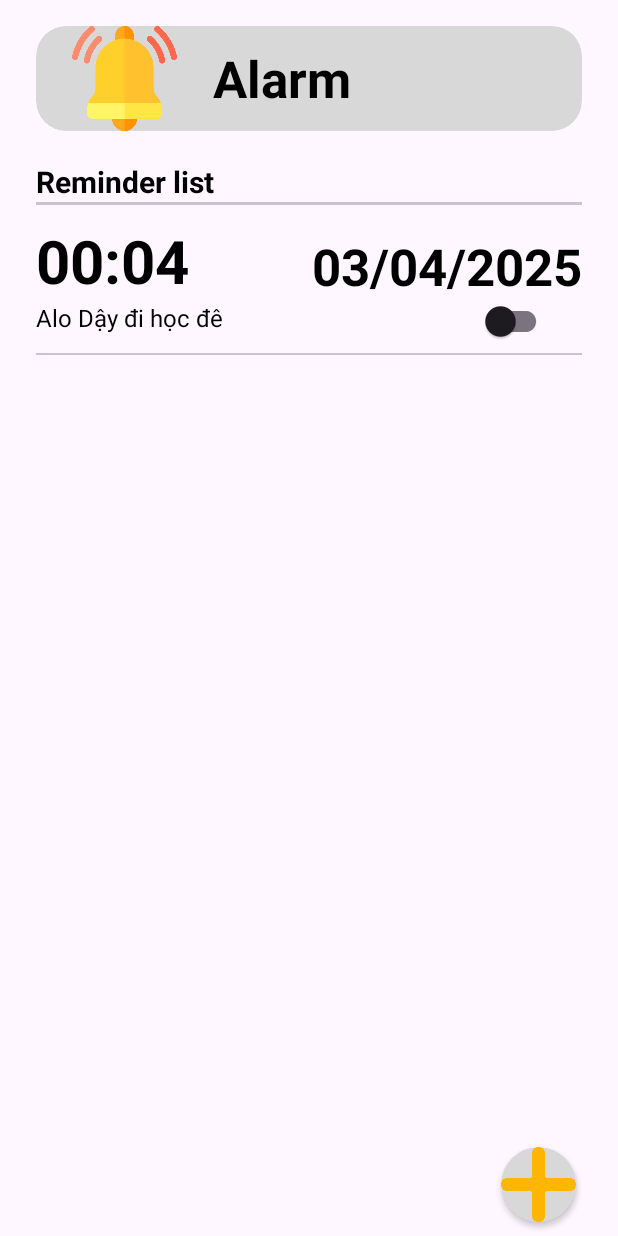
After one commit to letmehear159/SelfAlarmMoblieApp, an Android app: the layout activity_alarm.xml on its own in the app's theme, with its tools: preview values and no code run, on a phone screen of 412 x 824 dp. The commit adds this screen. Run offline under Robolectric (Android 15) with nearby library versions, the phone set to English and light mode, and no system bars.

Commit message:
Add alarm UI

```diff
--- a/app/src/main/AndroidManifest.xml
+++ b/app/src/main/AndroidManifest.xml
@@ -13,11 +13,10 @@
         android:theme="@style/Base.Theme.SelfAlarm"
         tools:targetApi="31">
         <activity
-            android:name=".MainActivity"
+            android:name=".MenuActivity"
             android:exported="true">
             <intent-filter>
                 <action android:name="android.intent.action.MAIN" />
-
                 <category android:name="android.intent.category.LAUNCHER" />
             </intent-filter>
         </activity>
--- /dev/null
+++ b/app/src/main/java/com/example/selfalarm/AlarmActivity.java
@@ -0,0 +1,7 @@
+package com.example.selfalarm;
+
+import androidx.appcompat.app.AppCompatActivity;
+
+public class AlarmActivity extends AppCompatActivity {
+
+}
--- a/app/src/main/java/com/example/selfalarm/MainActivity.java
+++ b/app/src/main/java/com/example/selfalarm/MenuActivity.java
@@ -8,13 +8,13 @@ import androidx.core.graphics.Insets;
 import androidx.core.view.ViewCompat;
 import androidx.core.view.WindowInsetsCompat;
 
-public class MainActivity extends AppCompatActivity {
+public class MenuActivity extends AppCompatActivity {
 
     @Override
     protected void onCreate(Bundle savedInstanceState) {
         super.onCreate(savedInstanceState);
         EdgeToEdge.enable(this);
-        setContentView(R.layout.activity_main);
+        setContentView(R.layout.activity_menu);
         ViewCompat.setOnApplyWindowInsetsListener(findViewById(R.id.main), (v, insets) -> {
             Insets systemBars = insets.getInsets(WindowInsetsCompat.Type.systemBars());
             v.setPadding(systemBars.left, systemBars.top, systemBars.right, systemBars.bottom);
--- /dev/null
+++ b/app/src/main/res/layout/activity_alarm.xml
@@ -0,0 +1,153 @@
+<?xml version="1.0" encoding="utf-8"?>
+<androidx.constraintlayout.widget.ConstraintLayout xmlns:android="http://schemas.android.com/apk/res/android"
+    xmlns:app="http://schemas.android.com/apk/res-auto"
+    xmlns:tools="http://schemas.android.com/tools"
+    android:layout_width="match_parent"
+    android:layout_height="match_parent">
+
+    <androidx.constraintlayout.widget.ConstraintLayout
+        android:layout_width="match_parent"
+        android:layout_height="match_parent"
+        android:layout_marginStart="24dp"
+        android:layout_marginTop="16dp"
+        android:layout_marginEnd="24dp"
+        app:layout_constraintEnd_toEndOf="parent"
+        app:layout_constraintStart_toStartOf="parent"
+        app:layout_constraintTop_toTopOf="parent">
+
+        <com.google.android.material.card.MaterialCardView
+            android:id="@+id/clockCard"
+            android:layout_width="match_parent"
+            android:layout_height="70dp"
+            android:layout_marginTop="1dp"
+            android:orientation="horizontal"
+            app:cardBackgroundColor="@color/surface"
+            app:cardCornerRadius="20dp"
+            app:layout_constraintEnd_toEndOf="parent"
+            app:layout_constraintStart_toStartOf="parent"
+            app:layout_constraintTop_toTopOf="parent"
+            app:strokeWidth="0dp">
+
+            <LinearLayout
+                android:layout_width="match_parent"
+                android:layout_height="match_parent">
+
+                <ImageView
+                    android:id="@+id/homeImgView"
+                    android:layout_width="118dp"
+                    android:layout_height="match_parent"
+                    android:layout_gravity="center_vertical"
+                    android:background="@android:color/transparent"
+                    android:src="@drawable/notification" />
+
+                <TextView
+                    android:id="@+id/textView"
+                    style="@style/TextTitle"
+                    android:layout_width="wrap_content"
+                    android:layout_height="wrap_content"
+                    android:layout_gravity="center_vertical"
+                    android:backgroundTint="@android:color/transparent"
+                    android:text="Alarm" />
+            </LinearLayout>
+        </com.google.android.material.card.MaterialCardView>
+
+        <androidx.constraintlayout.widget.ConstraintLayout
+            android:layout_width="364dp"
+            android:layout_height="79dp"
+            app:layout_constraintBottom_toBottomOf="parent"
+            app:layout_constraintLeft_toLeftOf="parent">
+
+            <androidx.cardview.widget.CardView
+                android:layout_width="50dp"
+                android:layout_height="50dp"
+                android:layout_marginTop="20dp"
+                android:layout_marginEnd="4dp"
+                android:backgroundTint="@color/surface"
+                app:cardCornerRadius="50dp"
+                app:layout_constraintRight_toRightOf="parent"
+                app:layout_constraintTop_toTopOf="parent">
+
+                <ImageButton
+                    android:layout_width="match_parent"
+                    android:layout_height="match_parent"
+                    android:background="@android:color/transparent"
+                    android:scaleType="fitCenter"
+                    app:srcCompat="@drawable/add" />
+            </androidx.cardview.widget.CardView>
+        </androidx.constraintlayout.widget.ConstraintLayout>
+
+        <TextView
+            android:id="@+id/tvAlarmList"
+            style="@style/TextLarge"
+            android:layout_width="match_parent"
+            android:layout_height="wrap_content"
+            android:layout_marginTop="20dp"
+            android:text="Reminder list"
+            app:layout_constraintTop_toBottomOf="@+id/clockCard"/>
+
+        <com.google.android.material.divider.MaterialDivider
+            android:id="@+id/divider"
+            android:layout_width="match_parent"
+            android:layout_height="2dp"
+            app:layout_constraintTop_toBottomOf="@+id/tvAlarmList" />
+
+        <LinearLayout
+            android:id="@+id/lnlReminderList"
+            android:layout_width="match_parent"
+            android:layout_height="665dp"
+            android:layout_marginTop="10dp"
+            app:layout_constraintLeft_toLeftOf="parent"
+            app:layout_constraintTop_toBottomOf="@+id/divider">
+
+            <androidx.constraintlayout.widget.ConstraintLayout
+                android:layout_width="match_parent"
+                android:layout_height="90dp">
+
+                <com.google.android.material.divider.MaterialDivider
+                    android:layout_width="match_parent"
+                    android:layout_height="wrap_content"
+                    app:layout_constraintBottom_toBottomOf="parent" />
+
+                <TextView
+                    android:id="@+id/tvTime"
+                    android:layout_width="wrap_content"
+                    android:layout_height="wrap_content"
+                    app:layout_constraintLeft_toLeftOf="parent"
+                    app:layout_constraintTop_toTopOf="parent"
+                    android:text="00:04"
+                    style="@style/TextTime"
+                     />
+                <TextView
+                    android:id="@+id/tvMessage"
+                    android:layout_width="wrap_content"
+                    android:layout_height="wrap_content"
+                    app:layout_constraintLeft_toLeftOf="parent"
+                    app:layout_constraintTop_toBottomOf="@id/tvTime"
+                    android:text="Alo Dậy đi học đê"
+                    style="@style/TextMedium"
+                    />
+                <TextView
+                    android:id="@+id/tvDate"
+                    android:layout_width="wrap_content"
+                    android:layout_height="wrap_content"
+                    app:layout_constraintRight_toRightOf="parent"
+                    app:layout_constraintTop_toTopOf="parent"
+                    android:text="03/04/2025"
+                    android:layout_marginTop="8dp"
+                    style="@style/TextTitle"
+                    />
+
+                <com.google.android.material.switchmaterial.SwitchMaterial
+                    android:id="@+id/swSet"
+                    android:layout_width="wrap_content"
+                    android:layout_height="wrap_content"
+                    app:layout_constraintRight_toRightOf="parent"
+                    android:layout_marginRight="20dp"
+                    android:layout_marginTop="-10dp"
+                    app:layout_constraintTop_toBottomOf="@+id/tvDate"
+                     />
+
+            </androidx.constraintlayout.widget.ConstraintLayout>
+        </LinearLayout>
+    </androidx.constraintlayout.widget.ConstraintLayout>
+</androidx.constraintlayout.widget.ConstraintLayout>
--- a/app/src/main/res/layout/activity_main.xml
+++ b/app/src/main/res/layout/activity_menu.xml
@@ -6,7 +6,7 @@
     android:layout_width="match_parent"
     android:layout_height="match_parent"
     android:background="@color/background"
-    tools:context=".MainActivity">
+    tools:context=".MenuActivity">
 
     <androidx.constraintlayout.widget.ConstraintLayout
         android:layout_width="match_parent"
@@ -21,7 +21,7 @@
         <com.google.android.material.card.MaterialCardView
             android:id="@+id/homeCard"
             android:layout_width="match_parent"
-            android:layout_height="100dp"
+            android:layout_height="70dp"
             android:layout_marginTop="1dp"
             android:orientation="horizontal"
             app:strokeWidth="0dp"
@@ -39,7 +39,7 @@
                 <ImageView
                     android:id="@+id/homeImgView"
                     android:layout_width="118dp"
-                    android:layout_height="77dp"
+                    android:layout_height="match_parent"
                     android:layout_gravity="center_vertical"
                     android:background="@android:color/transparent"
                     android:src="@drawable/home" />
--- a/app/src/main/res/values-night/themes.xml
+++ b/app/src/main/res/values-night/themes.xml
@@ -13,5 +13,8 @@
         <!-- Background and surface -->
 <!--        <item name="android:colorBackground">#000000</item>-->
 <!--&lt;!&ndash;        <item name="colorSurface">@color/red</item>&ndash;&gt;-->
+<!--        <item name="android:colorBackground">@color/background</item>-->
+<!--        <item name="colorSurface">@color/surface</item>-->
+<!--        <item name="colorOnSurface">@color/on_surface</item>-->
     </style>
 </resources>
--- a/app/src/main/res/values/dimens.xml
+++ b/app/src/main/res/values/dimens.xml
@@ -5,6 +5,7 @@
     <dimen name="text_size_large">20sp</dimen>
     <dimen name="text_size_extra_large">24sp</dimen>
     <dimen name="text_size_title">34sp</dimen>
+    <dimen name="text_size_time">40sp</dimen>
     <dimen name="text_size_subtitle">14sp</dimen>
     <dimen name="functionSection">170dp</dimen>
     <dimen name="functionImageView">110dp</dimen>
--- a/app/src/main/res/values/styles.xml
+++ b/app/src/main/res/values/styles.xml
@@ -7,18 +7,20 @@
 
     <style name="TextMedium">
         <item name="android:textSize">@dimen/text_size_medium</item>
-        <item name="android:textColor">#E0E0E0</item>
+        <item name="android:textColor">@color/on_surface</item>
     </style>
 
     <style name="TextLarge">
         <item name="android:textSize">@dimen/text_size_large</item>
-        <item name="android:textColor">#E0E0E0</item>
+        <item name="android:textColor">@color/on_surface</item>
+        <item name="android:textStyle">bold</item>
     </style>
 
     <style name="TextTitle">
         <item name="android:textSize">@dimen/text_size_title</item>
-        <item name="android:textColor">@color/textPrimaryOnSurface</item>
+        <item name="android:textColor">@color/on_surface</item>
         <item name="android:textStyle">bold</item>
+        <item name="backgroundTint">@android:color/transparent</item>
     </style>
 
     <style name="TextSubtitle">
@@ -46,4 +48,10 @@
         <item name="android:layout_marginTop">32dp</item>
         <item name="cardCornerRadius">20dp</item>
     </style>
+    <style name="TextTime">
+        <item name="android:textSize">@dimen/text_size_time</item>
+        <item name="android:textColor">@color/on_surface</item>
+        <item name="android:textStyle">bold</item>
+        <item name="backgroundTint">@android:color/transparent</item>
+    </style>
 </resources>
--- a/app/src/main/res/values/themes.xml
+++ b/app/src/main/res/values/themes.xml
@@ -13,5 +13,15 @@
         <!-- Background and surface -->
 <!--        <item name="android:colorBackground">#FFFFFF</item>-->
 <!--        <item name="colorSurface">#D9D8D8</item>-->
+<!--        <item name="android:colorBackground">@color/background</item>-->
+<!--        <item name="colorSurface">@color/surface</item>-->
+<!--        <item name="colorOnSurface">@color/on_surface</item>-->
+    </style>
+    <style name="ThemeOverlay.Material3.TimePicker" parent="ThemeOverlay.Material3">
+        <item name="colorPrimary">@color/purple_200</item>
+        <item name="colorOnPrimary">@color/black</item>
+        <item name="colorSurface">@color/surface</item>
+        <item name="colorOnSurface">@color/on_surface</item>
+        <item name="shapeAppearance">@style/ShapeAppearance.Material3.MediumComponent</item>
     </style>
 </resources>
```
Also changed, not shown: app/src/main/res/drawable-mdpi/add.png (added).
